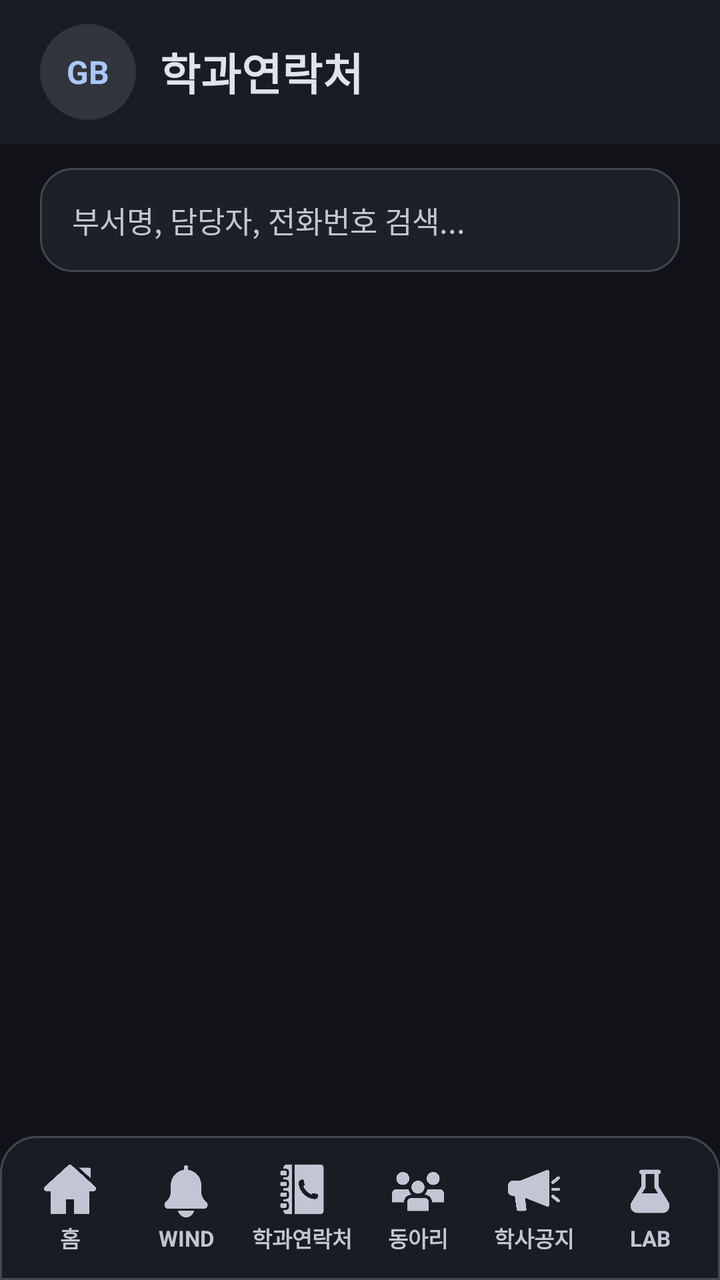
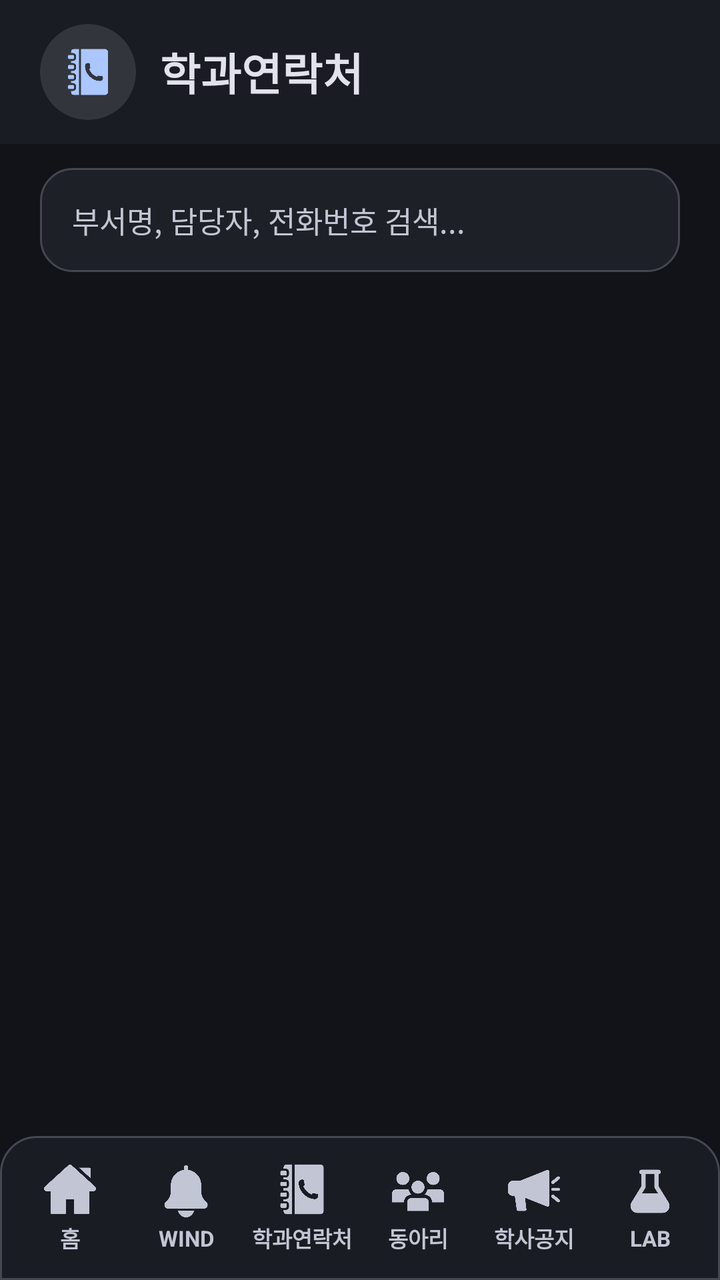

Two renders of the same Android screen: before a commit and after it. Below are the layout's source before the change and the commit's diff.
<!-- AndroidManifest.xml: application theme Theme.GachonBridge -->
<!-- res/layout/activity_contact.xml -->
<?xml version="1.0" encoding="utf-8"?>
<androidx.constraintlayout.widget.ConstraintLayout xmlns:android="http://schemas.android.com/apk/res/android"
    xmlns:app="http://schemas.android.com/apk/res-auto"
    android:id="@+id/main"
    android:layout_width="match_parent"
    android:layout_height="match_parent"
    android:background="@drawable/bg_app">

    
    <LinearLayout
        android:id="@+id/contactTopBar"
        android:layout_width="0dp"
        android:layout_height="72dp"
        android:background="@color/gb_surface_low"
        android:gravity="center_vertical"
        android:orientation="horizontal"
        android:paddingStart="20dp"
        android:paddingEnd="20dp"
        app:layout_constraintEnd_toEndOf="parent"
        app:layout_constraintStart_toStartOf="parent"
        app:layout_constraintTop_toTopOf="parent">

        <TextView
            android:layout_width="48dp"
            android:layout_height="48dp"
            android:background="@drawable/bg_icon_circle"
            android:gravity="center"
            android:text="@string/home_logo"
            android:textColor="@color/gb_primary"
            android:textSize="16sp"
            android:textStyle="bold" />

        <TextView
            android:layout_width="wrap_content"
            android:layout_height="wrap_content"
            android:layout_marginStart="12dp"
            android:text="@string/page_contact_title"
            android:textColor="@color/gb_on_surface"
            android:textSize="22sp"
            android:textStyle="bold" />
    </LinearLayout>

    
    <EditText
        android:id="@+id/contactEtSearch"
        android:layout_width="0dp"
        android:layout_height="52dp"
        android:layout_marginStart="20dp"
        android:layout_marginTop="12dp"
        android:layout_marginEnd="20dp"
        android:background="@drawable/bg_card"
        android:hint="부서명, 담당자, 전화번호 검색..."
        android:inputType="text"
        android:paddingStart="16dp"
        android:paddingEnd="16dp"
        android:textColor="@color/gb_on_surface"
        android:textColorHint="@color/gb_on_surface_variant"
        android:textSize="15sp"
        app:layout_constraintEnd_toEndOf="parent"
        app:layout_constraintStart_toStartOf="parent"
        app:layout_constraintTop_toBottomOf="@id/contactTopBar" />

    
    <HorizontalScrollView
        android:id="@+id/contactChipScroll"
        android:layout_width="0dp"
        android:layout_height="52dp"
        android:layout_marginTop="8dp"
        android:overScrollMode="never"
        android:scrollbars="none"
        android:paddingStart="20dp"
        android:paddingEnd="20dp"
        app:layout_constraintEnd_toEndOf="parent"
        app:layout_constraintStart_toStartOf="parent"
        app:layout_constraintTop_toBottomOf="@id/contactEtSearch">

        <LinearLayout
            android:id="@+id/contactChipGroup"
            android:layout_width="wrap_content"
            android:layout_height="match_parent"
            android:gravity="center_vertical"
            android:orientation="horizontal" />
    </HorizontalScrollView>

    
    <androidx.recyclerview.widget.RecyclerView
        android:id="@+id/contactRecyclerView"
        android:layout_width="0dp"
        android:layout_height="0dp"
        android:clipToPadding="false"
        android:paddingTop="8dp"
        android:paddingBottom="8dp"
        app:layout_constraintBottom_toTopOf="@id/bottomNav"
        app:layout_constraintEnd_toEndOf="parent"
        app:layout_constraintStart_toStartOf="parent"
        app:layout_constraintTop_toBottomOf="@id/contactChipScroll" />

    
    <include
        android:id="@+id/bottomNav"
        layout="@layout/view_bottom_nav"
        android:layout_width="0dp"
        android:layout_height="72dp"
        app:layout_constraintBottom_toBottomOf="parent"
        app:layout_constraintEnd_toEndOf="parent"
        app:layout_constraintStart_toStartOf="parent" />

</androidx.constraintlayout.widget.ConstraintLayout>
<!-- res/layout/view_bottom_nav.xml (included above) -->
<?xml version="1.0" encoding="utf-8"?>
<LinearLayout xmlns:android="http://schemas.android.com/apk/res/android"
    android:layout_width="match_parent"
    android:layout_height="72dp"
    android:background="@drawable/bg_bottom_nav"
    android:gravity="center"
    android:orientation="horizontal"
    android:paddingStart="6dp"
    android:paddingEnd="6dp">

    <LinearLayout
        android:id="@+id/navHome"
        style="@style/BottomNavItem">

        <ImageView
            android:id="@+id/navHomeIcon"
            style="@style/BottomNavIcon"
            android:contentDescription="@null"
            android:src="@drawable/ic_home" />

        <TextView
            style="@style/BottomNavLabel"
            android:text="@string/nav_home" />
    </LinearLayout>

    <LinearLayout
        android:id="@+id/navWind"
        style="@style/BottomNavItem">

        <ImageView
            android:id="@+id/navWindIcon"
            style="@style/BottomNavIcon"
            android:contentDescription="@null"
            android:src="@drawable/bell" />

        <TextView
            style="@style/BottomNavLabel"
            android:text="@string/nav_wind" />
    </LinearLayout>

    <LinearLayout
        android:id="@+id/navContact"
        style="@style/BottomNavItem">

        <ImageView
            android:id="@+id/navContactIcon"
            style="@style/BottomNavIcon"
            android:contentDescription="@null"
            android:src="@drawable/ic_phone_book" />

        <TextView
            style="@style/BottomNavLabel"
            android:text="@string/nav_contact" />
    </LinearLayout>

    <LinearLayout
        android:id="@+id/navClub"
        style="@style/BottomNavItem">

        <ImageView
            android:id="@+id/navClubIcon"
            style="@style/BottomNavIcon"
            android:contentDescription="@null"
            android:src="@drawable/ic_people" />

        <TextView
            style="@style/BottomNavLabel"
            android:text="@string/nav_club" />
    </LinearLayout>

    <LinearLayout
        android:id="@+id/navNotice"
        style="@style/BottomNavItem">

        <ImageView
            android:id="@+id/navNoticeIcon"
            style="@style/BottomNavIcon"
            android:contentDescription="@null"
            android:src="@drawable/ic_megaphone" />

        <TextView
            style="@style/BottomNavLabel"
            android:text="@string/nav_notice" />
    </LinearLayout>

    <LinearLayout
        android:id="@+id/navLab"
        style="@style/BottomNavItem">

        <ImageView
            android:id="@+id/navLabIcon"
            style="@style/BottomNavIcon"
            android:contentDescription="@null"
            android:src="@drawable/ic_tube" />

        <TextView
            style="@style/BottomNavLabel"
            android:text="@string/nav_lab" />
    </LinearLayout>
</LinearLayout>
<!-- resources referenced by this layout -->
<resources>
  <color name="gb_on_surface">#E1E2EB</color>
  <color name="gb_on_surface_variant">#C2C6D4</color>
  <color name="gb_primary">#AAC7FF</color>
  <color name="gb_surface_low">#191C22</color>
  <!-- drawable bell: png bitmap (drawable, 8389 bytes) -->
  <!-- drawable bg_app (drawable) -->
  <?xml version="1.0" encoding="utf-8"?>
  <shape xmlns:android="http://schemas.android.com/apk/res/android">
      <solid android:color="@color/gb_background" />
  </shape>
  <!-- drawable bg_bottom_nav (drawable) -->
  <?xml version="1.0" encoding="utf-8"?>
  <shape xmlns:android="http://schemas.android.com/apk/res/android">
      <solid android:color="@color/gb_surface_low" />
      <stroke
          android:width="1dp"
          android:color="@color/gb_outline_variant" />
      <corners
          android:topLeftRadius="18dp"
          android:topRightRadius="18dp" />
  </shape>
  <!-- drawable bg_card (drawable) -->
  <?xml version="1.0" encoding="utf-8"?>
  <shape xmlns:android="http://schemas.android.com/apk/res/android">
      <solid android:color="@color/gb_surface" />
      <stroke
          android:width="1dp"
          android:color="@color/gb_outline_variant" />
      <corners android:radius="16dp" />
  </shape>
  <!-- drawable bg_icon_circle (drawable) -->
  <?xml version="1.0" encoding="utf-8"?>
  <shape xmlns:android="http://schemas.android.com/apk/res/android"
      android:shape="oval">
      <solid android:color="@color/gb_surface_highest" />
  </shape>
  <!-- drawable ic_home: png bitmap (drawable, 9227 bytes) -->
  <!-- drawable ic_people: png bitmap (drawable, 10553 bytes) -->
  <!-- drawable ic_tube: png bitmap (drawable, 7397 bytes) -->
  <string name="home_logo">GB</string>
  <string name="nav_club">동아리</string>
  <string name="nav_contact">학과연락처</string>
  <string name="nav_home">홈</string>
  <string name="nav_lab">LAB</string>
  <string name="nav_notice">학사공지</string>
  <string name="nav_wind">WIND</string>
  <string name="page_contact_title">학과연락처</string>
  <style name="BottomNavIcon">
          <item name="android:layout_width">26dp</item>
          <item name="android:layout_height">26dp</item>
          <item name="android:scaleType">centerInside</item>
          <item name="android:tint">@color/gb_on_surface_variant</item>
      </style>
  <style name="BottomNavItem">
          <item name="android:layout_width">0dp</item>
          <item name="android:layout_height">match_parent</item>
          <item name="android:layout_weight">1</item>
          <item name="android:gravity">center</item>
          <item name="android:orientation">vertical</item>
          <item name="android:paddingTop">7dp</item>
          <item name="android:paddingBottom">6dp</item>
      </style>
  <style name="BottomNavLabel">
          <item name="android:layout_width">match_parent</item>
          <item name="android:layout_height">wrap_content</item>
          <item name="android:layout_marginTop">3dp</item>
          <item name="android:gravity">center</item>
          <item name="android:singleLine">true</item>
          <item name="android:textColor">@color/gb_on_surface_variant</item>
          <item name="android:textSize">11sp</item>
          <item name="android:textStyle">bold</item>
      </style>
  <style name="Theme.GachonBridge" parent="Base.Theme.GachonBridge" />
  <color name="gb_background">#111319</color>
  <color name="gb_outline_variant">#424752</color>
  <color name="gb_surface">#1D2026</color>
  <color name="gb_surface_highest">#32353B</color>
  <style name="Base.Theme.GachonBridge" parent="Theme.Material3.DayNight.NoActionBar">
          <item name="android:windowBackground">@color/gb_background</item>
          <item name="android:statusBarColor">@color/gb_surface_low</item>
          <item name="android:navigationBarColor">@color/gb_surface_low</item>
          <item name="android:windowLightStatusBar">false</item>
          <item name="android:windowLightNavigationBar">false</item>
          <item name="colorPrimary">#8EA8FF</item>
          <item name="colorPrimaryVariant">#8EA8FF</item>
      </style>
  <!-- unchanged entries left out for length: 2 -->
</resources>

<!-- the commit's change to res/layout/activity_contact.xml (unified diff, before → after) -->
@@ -20,15 +20,15 @@
         app:layout_constraintStart_toStartOf="parent"
         app:layout_constraintTop_toTopOf="parent">
 
-        <TextView
+        <ImageView
             android:layout_width="48dp"
             android:layout_height="48dp"
             android:background="@drawable/bg_icon_circle"
-            android:gravity="center"
-            android:text="@string/home_logo"
-            android:textColor="@color/gb_primary"
-            android:textSize="16sp"
-            android:textStyle="bold" />
+            android:contentDescription="@null"
+            android:padding="12dp"
+            android:scaleType="centerInside"
+            android:src="@drawable/ic_phone_book"
+            android:tint="@color/gb_primary" />
 
         <TextView
             android:layout_width="wrap_content"
<!-- resource entries referenced after the edit -->
@@ -39,7 +39,6 @@
   <!-- drawable ic_home: png bitmap (drawable, 9227 bytes) -->
   <!-- drawable ic_people: png bitmap (drawable, 10553 bytes) -->
   <!-- drawable ic_tube: png bitmap (drawable, 7397 bytes) -->
-  <string name="home_logo">GB</string>
   <string name="nav_club">동아리</string>
   <string name="nav_contact">학과연락처</string>
   <string name="nav_home">홈</string>
